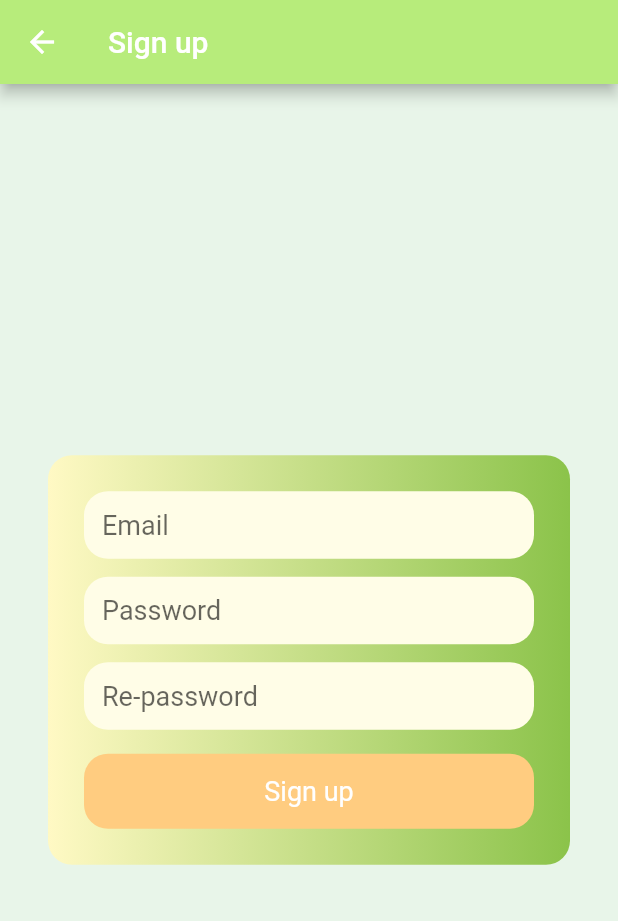
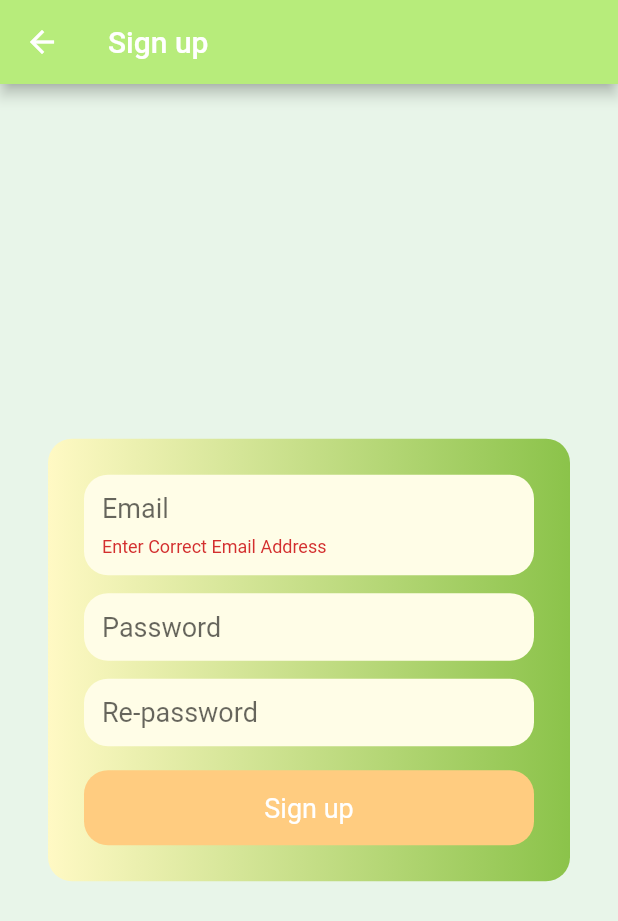
Before and after one commit to ChaiyapanJack/project_flutter_mobile_app_kmutt, a Flutter app: the MySignUpPage screen opened directly, after a tap on "Sign up", on a phone screen of 412 x 824 dp. Shown: the top 921 px of the screen. Run offline on Flutter 3.47's test engine with Material 2 defaults, Android fonts, the phone set to English and light mode, and no system bars; our stand-ins replace firebase_auth, firebase_core, validators; missing offline and left inert: flutterfire_ui; accounts and stored records are empty.

Commit message:
add text validators

```diff
--- a/lib/signup_page.dart
+++ b/lib/signup_page.dart
@@ -1,4 +1,9 @@
+import 'package:firebase_auth/firebase_auth.dart';
 import 'package:flutter/material.dart';
+// ignore: depend_on_referenced_packages
+import 'package:validators/validators.dart';
+
+final FirebaseAuth _auth = FirebaseAuth.instance;
 
 class MySignUpPage extends StatefulWidget {
   MySignUpPage({key}) : super(key: key);
@@ -8,6 +13,31 @@ class MySignUpPage extends StatefulWidget {
 }
 
 class _MySignUpPageState extends State<MySignUpPage> {
+  final formKey = GlobalKey<FormState>();
+  final TextEditingController emailController = TextEditingController();
+  final TextEditingController passwordController = TextEditingController();
+  final TextEditingController passconController = TextEditingController();
+  late bool _sucess;
+  late String _userEmail;
+
+  void register() async {
+    try {
+      final credential =
+          await FirebaseAuth.instance.createUserWithEmailAndPassword(
+        email: emailController.text,
+        password: passconController.text,
+      );
+    } on FirebaseAuthException catch (e) {
+      if (e.code == 'weak-password') {
+        print('The password provided is too weak.');
+      } else if (e.code == 'email-already-in-use') {
+        print('The account already exists for that email.');
+      }
+    } catch (e) {
+      print(e);
+    }
+  }
+
   @override
   Widget build(BuildContext context) {
     return Scaffold(
@@ -34,7 +64,7 @@ class _MySignUpPageState extends State<MySignUpPage> {
                       buildTextFieldEmail(),
                       buildTextFieldPassword(),
                       buildTextFieldPasswordConfirm(),
-                      buildButtonSignUp(context)
+                      buildButtonSignUp(context),
                     ],
                   )),
             )));
@@ -52,6 +82,9 @@ class _MySignUpPageState extends State<MySignUpPage> {
                 borderRadius: BorderRadius.all(Radius.circular(16)),
                 onTap: () {
                   print('Tapped! Sign up');
+                  if (formKey.currentState!.validate()) {
+                    print("varidate  pass");
+                  }
                 },
                 child: Text(
                   "Sign up",
@@ -70,13 +103,30 @@ class _MySignUpPageState extends State<MySignUpPage> {
 
   Container buildTextFieldEmail() {
     return Container(
-        padding: EdgeInsets.all(12),
-        decoration: BoxDecoration(
-            color: Colors.yellow[50], borderRadius: BorderRadius.circular(16)),
-        child: TextField(
+      padding: EdgeInsets.all(12),
+      decoration: BoxDecoration(
+          color: Colors.yellow[50], borderRadius: BorderRadius.circular(16)),
+      child: Form(
+        key: formKey,
+        child: Column(children: [
+          TextFormField(
+            controller: emailController,
             decoration: InputDecoration.collapsed(hintText: "Email"),
             keyboardType: TextInputType.emailAddress,
-            style: TextStyle(fontSize: 18)));
+            style: TextStyle(fontSize: 18),
+            validator: (value) {
+              if (value == null ||
+                  !RegExp(r'^[\w-\.]+@([\w-]+\.)+[\w-]{2,4}$')
+                      .hasMatch(value)) {
+                return "Enter Correct Email Address";
+              } else {
+                return null;
+              }
+            },
+          ),
+        ]),
+      ),
+    );
   }
 
   Container buildTextFieldPassword() {
@@ -86,6 +136,7 @@ class _MySignUpPageState extends State<MySignUpPage> {
         decoration: BoxDecoration(
             color: Colors.yellow[50], borderRadius: BorderRadius.circular(16)),
         child: TextField(
+            controller: passwordController,
             obscureText: true,
             decoration: InputDecoration.collapsed(hintText: "Password"),
             style: TextStyle(fontSize: 18)));
@@ -98,6 +149,7 @@ class _MySignUpPageState extends State<MySignUpPage> {
         decoration: BoxDecoration(
             color: Colors.yellow[50], borderRadius: BorderRadius.circular(16)),
         child: TextField(
+            controller: passconController,
             obscureText: true,
             decoration: InputDecoration.collapsed(hintText: "Re-password"),
             style: TextStyle(fontSize: 18)));
--- a/pubspec.yaml
+++ b/pubspec.yaml
@@ -45,6 +45,7 @@ dependencies:
 dev_dependencies:
   flutter_test:
     sdk: flutter
+  validators: ^3.0.0
 
   # The "flutter_lints" package below contains a set of recommended lints to
   # encourage good coding practices. The lint set provided by the package is
```
Also changed, not shown: pubspec.lock.
